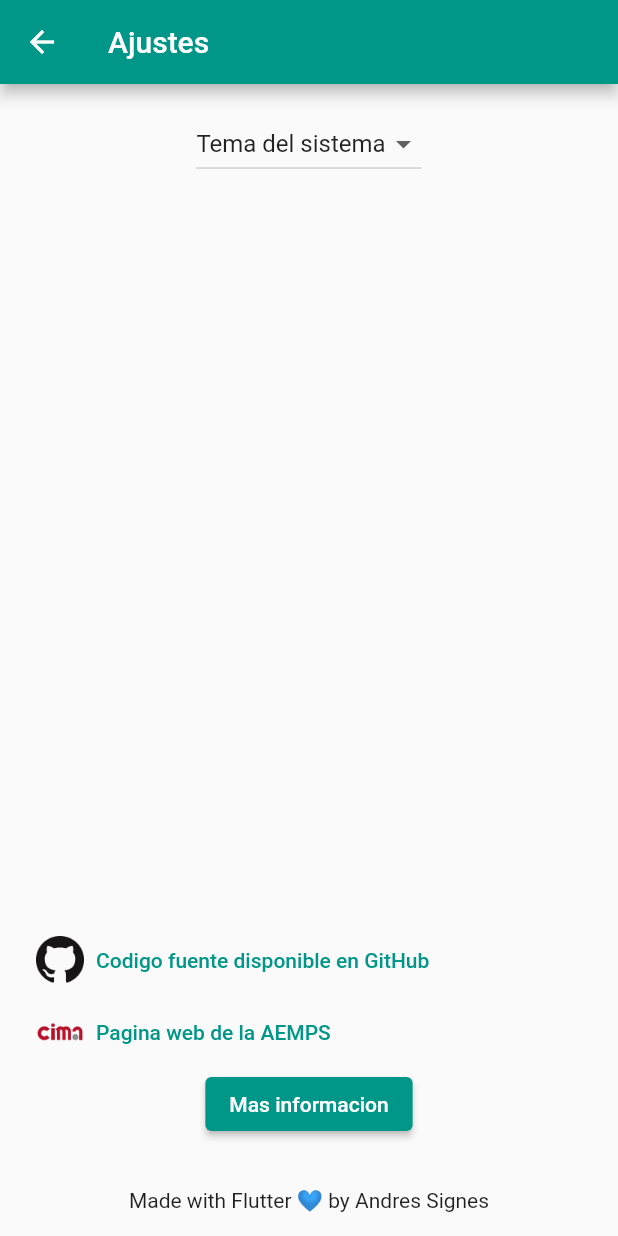
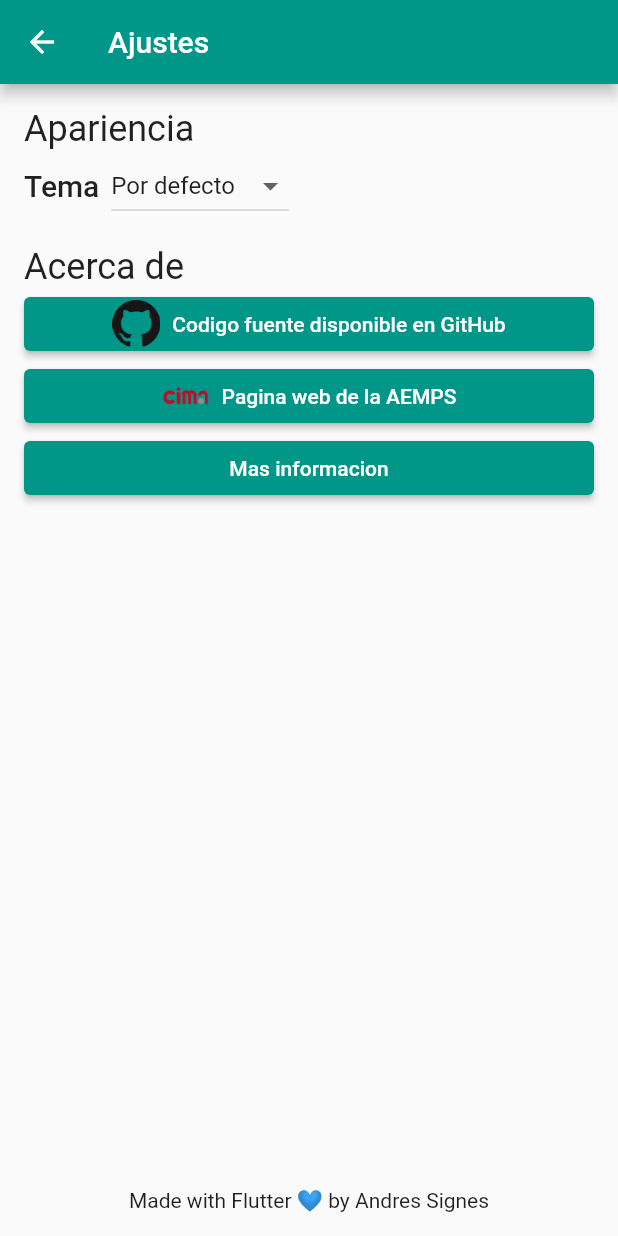
Before and after one commit to andressignes/cima_client, a Flutter app: the SettingsPage screen opened by its route, on a phone screen of 412 x 824 dp. Run offline on Flutter 3.47's test engine with Material 2 defaults, Android fonts, the phone set to English and light mode, and no system bars; our stand-ins replace bloc, dartz, equatable, flutter_bloc, formz; generated files the repository leaves out were written again; network calls fail.

Commit message:
settings view refactor

```diff
--- a/lib/src/core/widgets/image_fullscreen_page.dart
+++ b/lib/src/core/widgets/image_fullscreen_page.dart
@@ -12,6 +12,7 @@ class ImageFullscreenPage extends StatelessWidget {
   @override
   Widget build(BuildContext context) {
     return Scaffold(
+      extendBodyBehindAppBar: true,
       appBar: AppBar(
         elevation: 0,
         backgroundColor: Colors.transparent,
--- a/lib/src/localization/arb/app_es.arb
+++ b/lib/src/localization/arb/app_es.arb
@@ -111,7 +111,19 @@
   "@to": {
     "description": "The text of the to"
   },
-  "system_theme": "Tema del sistema",
+  "appearance": "Apariencia",
+  "@appearance": {
+    "description": "The text of the appearance"
+  },
+  "about": "Acerca de",
+  "@about": {
+    "description": "The title of the about page"
+  },
+  "theme": "Tema",
+  "@theme": {
+    "description": "The text of the theme"
+  },
+  "system_theme": "Por defecto",
   "@system_theme": {
     "description": "The text of the system theme"
   },
--- a/lib/src/settings/views/settings_page.dart
+++ b/lib/src/settings/views/settings_page.dart
@@ -26,12 +26,68 @@ class SettingsPage extends StatelessWidget {
             crossAxisAlignment: CrossAxisAlignment.center,
             mainAxisAlignment: MainAxisAlignment.center,
             children: [
-              const ThemeSelectorWidget(),
+              const _AppearanceSectionView(),
+              const SizedBox(height: 16),
+              const _AboutSectionView(),
               const Spacer(),
-              TextButton(
+              Text(l10n.made_with_love_by),
+            ],
+          ),
+        ),
+      ),
+    );
+  }
+}
+
+class _AppearanceSectionView extends StatelessWidget {
+  const _AppearanceSectionView({Key? key}) : super(key: key);
+
+  @override
+  Widget build(BuildContext context) {
+    final l10n = context.l10n;
+
+    return Column(
+      crossAxisAlignment: CrossAxisAlignment.start,
+      children: [
+        Text(
+          l10n.appearance,
+          textAlign: TextAlign.center,
+          style: Theme.of(context).textTheme.headline5,
+        ),
+        Row(
+          children: [
+            Text(
+              l10n.theme,
+              style: Theme.of(context).textTheme.headline6,
+            ),
+            const SizedBox(width: 8),
+            const ThemeSelectorWidget()
+          ],
+        ),
+      ],
+    );
+  }
+}
+
+class _AboutSectionView extends StatelessWidget {
+  const _AboutSectionView({Key? key}) : super(key: key);
+
+  @override
+  Widget build(BuildContext context) {
+    final l10n = context.l10n;
+
+    return Column(
+      crossAxisAlignment: CrossAxisAlignment.start,
+      children: [
+        Text(
+          l10n.about,
+          style: Theme.of(context).textTheme.headline5,
+        ),
+        ElevatedButton(
           onPressed: () =>
               _openBrowser('https://github.com/asignes86/cima_client'),
           child: Row(
+            mainAxisAlignment: MainAxisAlignment.center,
             children: [
               Image.asset(
                 'assets/images/github.png',
@@ -42,29 +98,30 @@ class SettingsPage extends StatelessWidget {
             ],
           ),
         ),
-              TextButton(
+        ElevatedButton(
           onPressed: () => _openBrowser('https://cima.aemps.es/'),
           child: Row(
+            mainAxisAlignment: MainAxisAlignment.center,
             children: [
               Image.asset('assets/images/cima.png', width: 32),
               const SizedBox(width: 8),
-                    Expanded(
-                      child: Text(
+              Text(
                 l10n.cima_button_text,
-                      ),
               ),
             ],
           ),
         ),
         ElevatedButton(
             onPressed: () => _openAboutDialog(context),
-                  child: Text(l10n.about_button_text)),
-              const SizedBox(height: 32),
-              Text(l10n.made_with_love_by),
+            child: Row(
+              mainAxisAlignment: MainAxisAlignment.center,
+              children: [
+                Text(
+                  l10n.about_button_text,
+                ),
               ],
-          ),
-        ),
-      ),
+            )),
+      ],
     );
   }
 
```
Lines whose indentation alone changed are shown as unchanged.
